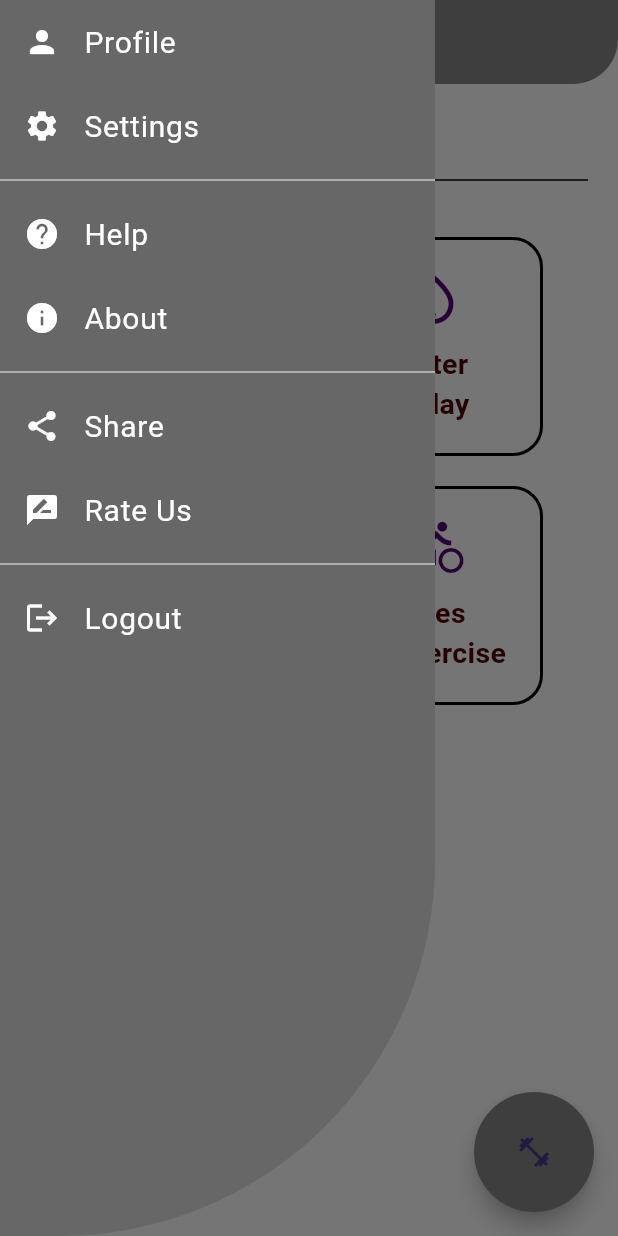
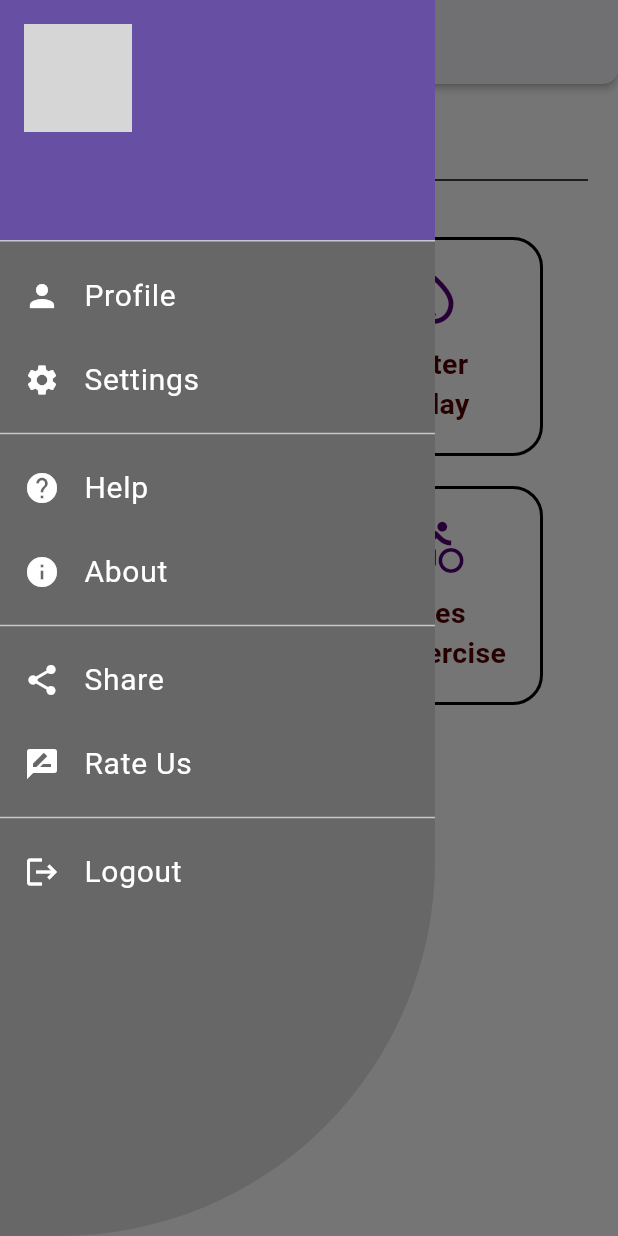
Before and after one commit to Amr-3li/Linkify-Social-Media-App, a Flutter app: the HomePage screen opened directly, with the side drawer open, on a phone screen of 412 x 824 dp. Run offline on Flutter 3.47's test engine with Material 3 defaults, Android fonts, the phone set to English and light mode, and no system bars; drawn by our look-alikes of flutter_speed_dial; our stand-ins replace bloc, cloud_firestore, dio, firebase_auth, firebase_core, flutter_bloc and 1 more; accounts and stored records are empty; network calls fail; grey boxes are pictures that could not be loaded.

Commit message:
refactor part in project and convert prohect to MVVM

```diff
--- /dev/null
+++ b/lib/Features/home/presentation/view/home_page.dart
@@ -0,0 +1,51 @@
+import 'package:flutter/material.dart';
+import 'package:true_gym/Features/home/presentation/view/widgets/home_drawer.dart';
+import 'package:true_gym/consts.dart';
+import 'package:true_gym/views/widgets/home_page_body.dart';
+
+class HomePage extends StatefulWidget {
+  const HomePage({super.key});
+
+  @override
+  State<HomePage> createState() => _HomePageState();
+}
+
+class _HomePageState extends State<HomePage> {
+  @override
+  Widget build(BuildContext context) {
+    return const Scaffold(
+      backgroundColor: Colors.white,
+      drawer: HomeDrawer(),
+      appBar: HomeAppbar(),
+      body: HomePageBody(),
+    );
+  }
+}
+
+class HomeAppbar extends StatelessWidget implements PreferredSizeWidget {
+  const HomeAppbar({super.key});
+
+  @override
+  Widget build(BuildContext context) {
+    return AppBar(
+      elevation: 2,
+      shadowColor:
+          MyColors.shadowColor, // Ensure MyColors is defined and imported
+      centerTitle: true,
+      shape: const RoundedRectangleBorder(
+        borderRadius: BorderRadius.vertical(
+          bottom: Radius.circular(10),
+        ),
+      ),
+      backgroundColor: Colors.white,
+      title: const Text(
+        'True Gym',
+        style: TextStyle(color: Colors.black, fontSize: 30),
+      ),
+    );
+  }
+
+  // Define preferredSize for AppBar's height
+  @override
+  Size get preferredSize => const Size.fromHeight(kToolbarHeight);
+}
--- /dev/null
+++ b/lib/Features/home/presentation/view/widgets/drawer_body.dart
@@ -0,0 +1,102 @@
+import 'package:flutter/material.dart';
+import 'package:flutter_bloc/flutter_bloc.dart';
+import 'package:true_gym/bloc/cubit/auth/auth_cubit.dart';
+import 'package:true_gym/bloc/cubit/user_data/user_cubit.dart';
+import 'package:true_gym/data/models/user.dart';
+import 'package:true_gym/initial.dart';
+import 'package:true_gym/views/pages/app_pages/profile.dart';
+import 'package:true_gym/views/pages/app_pages/settings.dart';
+
+class DrawerBody extends StatelessWidget {
+  const DrawerBody({
+    super.key,
+  });
+
+  @override
+  Widget build(BuildContext context) {
+    return ListView(
+      children: [
+        BlocBuilder<UserCubit, UserState>(
+          builder: (context, state) {
+            if (state is UserLoaded) {
+              UserModel user = state.user;
+              return GestureDetector(
+                onTap: () {
+                  Navigator.pop(context);
+                  Navigator.push(
+                      context,
+                      MaterialPageRoute(
+                          builder: (context) => const ProfilePage()));
+                },
+                child: UserAccountsDrawerHeader(
+                  accountName: Text(user.name.toString()),
+                  accountEmail: Text(user.email.toString()),
+                  currentAccountPicture: const CircleAvatar(
+                    backgroundImage: NetworkImage(
+                        'https://www.pngitem.com/pimgs/m/150-1503945_transparent-user-png-default-user-image-png-png.png'),
+                  ),
+                ),
+              );
+            } else {
+              return const CircularProgressIndicator();
+            }
+          },
+        ),
+        ListTile(
+          leading: const Icon(Icons.person, color: Colors.white),
+          title: const Text('Profile',
+              style: TextStyle(color: Colors.white, fontSize: 20)),
+          onTap: () {
+            Navigator.pop(context);
+            Navigator.push(context,
+                MaterialPageRoute(builder: (context) => const ProfilePage()));
+          },
+        ),
+        ListTile(
+          leading: const Icon(Icons.settings, color: Colors.white),
+          title: const Text('Settings',
+              style: TextStyle(color: Colors.white, fontSize: 20)),
+          onTap: () {
+            Navigator.pop(context);
+            Navigator.push(context,
+                MaterialPageRoute(builder: (context) => const SettingsPage()));
+          },
+        ),
+        const Divider(),
+        const ListTile(
+          leading: Icon(Icons.help, color: Colors.white),
+          title:
+              Text('Help', style: TextStyle(color: Colors.white, fontSize: 20)),
+        ),
+        const ListTile(
+          leading: Icon(Icons.info, color: Colors.white),
+          title: Text('About',
+              style: TextStyle(color: Colors.white, fontSize: 20)),
+        ),
+        const Divider(),
+        const ListTile(
+          leading: Icon(Icons.share, color: Colors.white),
+          title: Text('Share',
+              style: TextStyle(color: Colors.white, fontSize: 20)),
+        ),
+        const ListTile(
+          leading: Icon(Icons.rate_review, color: Colors.white),
+          title: Text('Rate Us',
+              style: TextStyle(color: Colors.white, fontSize: 20)),
+        ),
+        const Divider(),
+        ListTile(
+          leading: const Icon(Icons.logout, color: Colors.white),
+          title: const Text('Logout',
+              style: TextStyle(color: Colors.white, fontSize: 20)),
+          onTap: () {
+            Navigator.pop(context);
+            BlocProvider.of<AuthCubit>(context).signout();
+            Navigator.pushReplacement(context,
+                MaterialPageRoute(builder: (context) => const InitialPage()));
+          },
+        ),
+      ],
+    );
+  }
+}
--- /dev/null
+++ b/lib/Features/home/presentation/view/widgets/home_drawer.dart
@@ -0,0 +1,23 @@
+import 'package:flutter/material.dart';
+import 'package:true_gym/Features/home/presentation/view/widgets/drawer_body.dart';
+
+class HomeDrawer extends StatelessWidget {
+  const HomeDrawer({
+    super.key,
+  });
+
+  @override
+  Widget build(BuildContext context) {
+    return const Drawer(
+      width: 290,
+      clipBehavior: Clip.hardEdge,
+      elevation: 5,
+      semanticLabel: 'Navigation Drawer',
+      shape: RoundedRectangleBorder(
+        borderRadius: BorderRadius.only(bottomRight: Radius.circular(250.0)),
+      ),
+      backgroundColor: Color.fromARGB(255, 103, 103, 103),
+      child: DrawerBody(),
+    );
+  }
+}
--- /dev/null
+++ b/lib/consts.dart
@@ -0,0 +1,6 @@
+import 'dart:ui';
+
+abstract class MyColors {
+  static const Color shadowColor = Color.fromARGB(255, 0, 0, 0);
+  static const Color light = Color.fromARGB(255, 255, 255, 255);
+}
--- a/lib/views/pages/app_pages/home_page.dart
+++ /dev/null
@@ -1,163 +0,0 @@
-import 'package:flutter/material.dart';
-import 'package:flutter_bloc/flutter_bloc.dart';
-import 'package:flutter_speed_dial/flutter_speed_dial.dart';
-import 'package:true_gym/bloc/cubit/auth/auth_cubit.dart';
-import 'package:true_gym/bloc/cubit/user_data/user_cubit.dart';
-import 'package:true_gym/data/models/user.dart';
-import 'package:true_gym/initial.dart';
-import 'package:true_gym/views/pages/app_pages/exersieses.dart';
-import 'package:true_gym/views/pages/app_pages/profile.dart';
-import 'package:true_gym/views/pages/app_pages/settings.dart';
-import 'package:true_gym/views/widgets/basic_bages_Color.dart';
-import 'package:true_gym/views/widgets/home_page_body.dart';
-
-class HomePage extends StatefulWidget {
-  const HomePage({super.key});
-
-  @override
-  State<HomePage> createState() => _HomePageState();
-}
-
-class _HomePageState extends State<HomePage> {
-  @override
-  Widget build(BuildContext context) {
-    return Scaffold(
-      resizeToAvoidBottomInset: false,
-      backgroundColor: Colors.white,
-      drawer: const Drawer(
-        width: 290,
-        clipBehavior: Clip.hardEdge,
-        elevation: 5,
-        semanticLabel: 'Navigation Drawer',
-        shape: const RoundedRectangleBorder(
-          borderRadius: BorderRadius.only(bottomRight: Radius.circular(250.0)),
-        ),
-        backgroundColor: const Color.fromARGB(255, 103, 103, 103),
-        child: const DrawerBody(),
-      ),
-      floatingActionButton: SpeedDial(
-        buttonSize: const Size(80, 80),
-        icon: Icons.fitness_center,
-        backgroundColor: const Color.fromARGB(255, 135, 135, 135),
-        overlayOpacity: 0.3,
-        spaceBetweenChildren: 15,
-        closeManually: true,
-        onPress: () {
-          Navigator.push(
-            context,
-            MaterialPageRoute(builder: (context) => const Exersieses()),
-          );
-        },
-      ),
-      appBar: AppBar(
-        elevation: 0,
-        centerTitle: true,
-        shape: const RoundedRectangleBorder(
-          borderRadius: BorderRadius.vertical(
-            bottom: Radius.circular(30),
-          ),
-        ),
-        backgroundColor: const Color.fromARGB(255, 135, 135, 135),
-        title: const Text(
-          'True Gym',
-          style: TextStyle(color: Colors.black, fontSize: 30),
-        ),
-      ),
-      body: const HomePageBody(),
-    );
-  }
-}
-
-class DrawerBody extends StatelessWidget {
-  const DrawerBody({
-    super.key,
-  });
-
-  @override
-  Widget build(BuildContext context) {
-    return ListView(
-      children: [
-        // BlocBuilder<UserCubit, UserState>(
-        //   builder: (context, state) {
-        //     if (state is UserLoaded) {
-        //       UserModel user = state.user;
-        //       return GestureDetector(
-        //         onTap: () {
-        //           Navigator.pop(context);
-        //           Navigator.push(
-        //               context,
-        //               MaterialPageRoute(
-        //                   builder: (context) => const ProfilePage()));
-        //         },
-        //         child: UserAccountsDrawerHeader(
-        //           accountName: Text(user.name.toString()),
-        //           accountEmail: Text(user.email.toString()),
-        //           currentAccountPicture: const CircleAvatar(
-        //             backgroundImage: NetworkImage(
-        //                 'https://www.pngitem.com/pimgs/m/150-1503945_transparent-user-png-default-user-image-png-png.png'),
-        //           ),
-        //         ),
-        //       );
-        //     } else {
-        //       return const CircularProgressIndicator();
-        //     }
-        //   },
-        // ),
-        ListTile(
-          leading: const Icon(Icons.person, color: Colors.white),
-          title: const Text('Profile',
-              style: TextStyle(color: Colors.white, fontSize: 20)),
-          onTap: () {
-            Navigator.pop(context);
-            Navigator.push(context,
-                MaterialPageRoute(builder: (context) => const ProfilePage()));
-          },
-        ),
-        ListTile(
-          leading: const Icon(Icons.settings, color: Colors.white),
-          title: const Text('Settings',
-              style: TextStyle(color: Colors.white, fontSize: 20)),
-          onTap: () {
-            Navigator.pop(context);
-            Navigator.push(context,
-                MaterialPageRoute(builder: (context) => const SettingsPage()));
-          },
-        ),
-        const Divider(),
-        const ListTile(
-          leading: Icon(Icons.help, color: Colors.white),
-          title:
-              Text('Help', style: TextStyle(color: Colors.white, fontSize: 20)),
-        ),
-        const ListTile(
-          leading: Icon(Icons.info, color: Colors.white),
-          title: Text('About',
-              style: TextStyle(color: Colors.white, fontSize: 20)),
-        ),
-        const Divider(),
-        const ListTile(
-          leading: Icon(Icons.share, color: Colors.white),
-          title: Text('Share',
-              style: TextStyle(color: Colors.white, fontSize: 20)),
-        ),
-        const ListTile(
-          leading: Icon(Icons.rate_review, color: Colors.white),
-          title: Text('Rate Us',
-              style: TextStyle(color: Colors.white, fontSize: 20)),
-        ),
-        const Divider(),
-        ListTile(
-          leading: const Icon(Icons.logout, color: Colors.white),
-          title: const Text('Logout',
-              style: TextStyle(color: Colors.white, fontSize: 20)),
-          onTap: () {
-            Navigator.pop(context);
-            BlocProvider.of<AuthCubit>(context).signout();
-            Navigator.pushReplacement(context,
-                MaterialPageRoute(builder: (context) => const InitialPage()));
-          },
-        ),
-      ],
-    );
-  }
-}
```
Also changed, not shown: lib/Features/register/presentation/view/login_page.dart (renamed from lib/views/pages/register_pages/login_page.dart, +6 -5 lines), lib/initial.dart (+4 -4 lines), lib/views/widgets/calculator/calculator_list.dart (+5 -4 lines), lib/Features/calculators/presentation/model_view/calories_calculator_page.dart (renamed from lib/views/pages/app_pages/calculator_pages/calories_calculator_page.dart), lib/Features/calculators/presentation/model_view/exersiese_calculator.dart (renamed from lib/views/pages/app_pages/calculator_pages/exersiese_calculator.dart), lib/Features/calculators/presentation/model_view/water_calculator.dart (renamed from lib/views/pages/app_pages/calculator_pages/water_calculator.dart), lib/Features/home/presentation/view/widgets/home_appbar.dart (added), lib/Features/profile/presentation/view/profile.dart (renamed from lib/views/pages/app_pages/profile.dart), lib/Features/register/presentation/view/signup_page.dart (renamed from lib/views/pages/register_pages/signup_page.dart).
